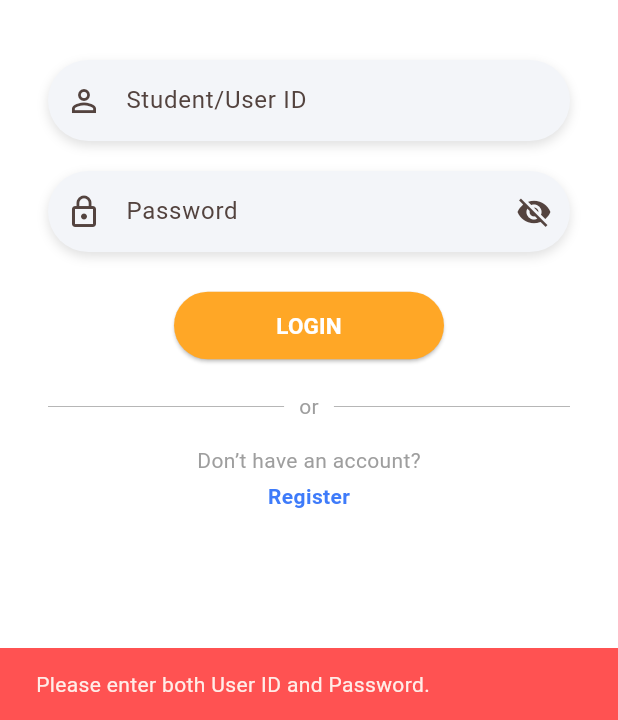
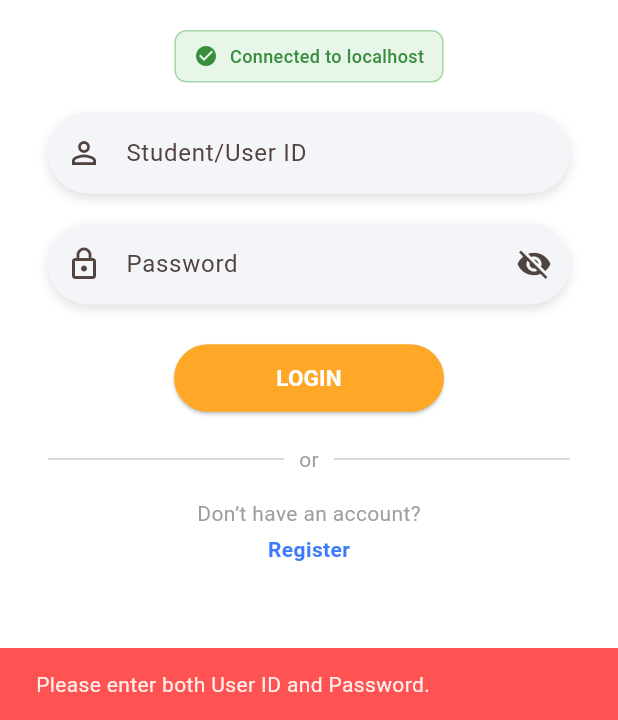
Before and after one commit to AAside43/mobile-appli, a Flutter app: the screen it shows after launch, after a tap on "LOGIN", on a phone screen of 412 x 824 dp, the part 516-1236 px from its top. Run offline on Flutter 3.47's test engine with Material 3 defaults, Android fonts, the phone set to English and light mode, and no system bars; our stand-ins replace image_picker, shared_preferences; network calls fail.

Commit message:
last update

```diff
--- a/lib/config.dart
+++ b/lib/config.dart
@@ -1,16 +1,95 @@
 import 'dart:io' show Platform;
 import 'package:flutter/foundation.dart' show kIsWeb;
+import 'package:http/http.dart' as http;
+import 'dart:convert';
 
-const String _defaultHost = '192.168.57.1';
 const int _port = 3000;
+String? _cachedServerIp;
+
+// List of common local network IP patterns to try
+const List<String> _commonIpPrefixes = [
+  '192.168.1',
+  '192.168.0',
+  '192.168.47',
+  '192.168.57',
+  '10.0.0',
+  '10.0.2', // Android emulator
+];
+
+/// Get the server IP dynamically
+Future<String> getServerIp() async {
+  // Return cached IP if available
+  if (_cachedServerIp != null) {
+    return _cachedServerIp!;
+  }
+
+  // For web, always use localhost
+  if (kIsWeb) {
+    _cachedServerIp = 'localhost';
+    return _cachedServerIp!;
+  }
+
+  // For Android emulator
+  try {
+    if (Platform.isAndroid) {
+      // Try 10.0.2.2 first (Android emulator host)
+      if (await _testConnection('10.0.2.2')) {
+        _cachedServerIp = '10.0.2.2';
+        return _cachedServerIp!;
+      }
+    }
+  } catch (_) {}
+
+  // Try localhost first (fastest for same machine)
+  if (await _testConnection('localhost')) {
+    _cachedServerIp = 'localhost';
+    return _cachedServerIp!;
+  }
+
+  // Try to fetch server IP from common patterns (parallel for speed)
+  final futures = <Future<String?>>[];
+  for (final prefix in _commonIpPrefixes) {
+    for (int i = 1; i <= 5; i++) {
+      final testIp = '$prefix.$i';
+      futures.add(_testConnection(testIp).then((success) => success ? testIp : null));
+    }
+  }
+
+  final results = await Future.wait(futures);
+  for (final ip in results) {
+    if (ip != null) {
+      _cachedServerIp = ip;
+      return _cachedServerIp!;
+    }
+  }
+
+  // Fallback to localhost
+  _cachedServerIp = 'localhost';
+  return _cachedServerIp!;
+}
+
+/// Test if server is reachable at given IP
+Future<bool> _testConnection(String ip) async {
+  try {
+    final response = await http
+        .get(Uri.parse('http://$ip:$_port/server-ip'))
+        .timeout(const Duration(milliseconds: 300));
+    return response.statusCode == 200;
+  } catch (_) {
+    return false;
+  }
+}
+
+/// Clear cached IP (useful for network changes)
+void clearCachedIp() {
+  _cachedServerIp = null;
+}
 
 String get apiBaseUrl {
-  if (kIsWeb) return 'http://localhost:3000';
+  if (kIsWeb) return 'http://localhost:$_port';
 
-  try {
-    if (Platform.isAndroid) return 'http://192.168.57.1:$_port';
-    if (Platform.isIOS) return 'http://localhost:$_port';
-  } catch (_) {}
-
-  return 'http://$_defaultHost:$_port';
+  // Return cached IP if available, otherwise return placeholder
+  // The app should call getServerIp() on startup to populate this
+  final ip = _cachedServerIp ?? 'localhost';
+  return 'http://$ip:$_port';
 }
--- a/lib/login_page.dart
+++ b/lib/login_page.dart
@@ -26,7 +26,42 @@ class _LoginPageState extends State<LoginPage> {
 
   // 2. เพิ่มตัวแปรสำหรับ API
   bool _isLoading = false;
-  final String baseUrl = apiBaseUrl; // centralized in lib/config.dart
+  bool _isConnecting = true;
+  String _connectionStatus = 'Connecting to server...';
+  String baseUrl = apiBaseUrl; // centralized in lib/config.dart
+
+  @override
+  void initState() {
+    super.initState();
+    _initializeConnection();
+  }
+
+  Future<void> _initializeConnection() async {
+    setState(() {
+      _isConnecting = true;
+      _connectionStatus = 'Searching for server...';
+    });
+
+    try {
+      final serverIp = await getServerIp();
+      if (mounted) {
+        setState(() {
+          baseUrl = 'http://$serverIp:3000';
+          _connectionStatus = 'Connected to $serverIp';
+          _isConnecting = false;
+        });
+        print('✅ Server found at: $baseUrl');
+      }
+    } catch (e) {
+      if (mounted) {
+        setState(() {
+          _connectionStatus = 'Connection failed. Using default.';
+          _isConnecting = false;
+        });
+        print('❌ Connection error: $e');
+      }
+    }
+  }
 
   void _togglePasswordVisibility() {
     setState(() {
@@ -50,6 +85,9 @@ class _LoginPageState extends State<LoginPage> {
       _isLoading = true;
     });
 
+    print('🔐 Attempting login to: $baseUrl/login');
+    print('📝 Username: ${_studentIdController.text}');
+
     try {
       final response = await http
           .post(
@@ -67,9 +105,12 @@ class _LoginPageState extends State<LoginPage> {
         },
       );
 
+      print('📡 Response status: ${response.statusCode}');
+
       if (response.statusCode == 200) {
         final data = json.decode(response.body);
-        print("Login Response: $data");
+        print("✅ Login Response: $data");
+        print("👤 Role: ${data['role']}");
 
         final prefs = await SharedPreferences.getInstance();
 
@@ -114,13 +155,24 @@ class _LoginPageState extends State<LoginPage> {
             MaterialPageRoute(builder: (_) => const StaffDashboardPage()),
           );
         } else {
+          print('⚠️ Unknown role, redirecting to login');
           Navigator.pushReplacement(
             context,
             MaterialPageRoute(builder: (_) => const LoginPage()),
           );
         }
+      } else {
+        print('❌ Login failed with status: ${response.statusCode}');
+        if (!mounted) return;
+        ScaffoldMessenger.of(context).showSnackBar(
+          SnackBar(
+            content: Text("Login failed: ${response.body}"),
+            backgroundColor: Colors.redAccent,
+          ),
+        );
       }
     } catch (e) {
+      print('❌ Login error: $e');
       if (!mounted) return;
       ScaffoldMessenger.of(context).showSnackBar(
         SnackBar(
@@ -178,7 +230,65 @@ class _LoginPageState extends State<LoginPage> {
                     fontWeight: FontWeight.w600,
                   ),
                 ),
-                const SizedBox(height: 40),
+                const SizedBox(height: 20),
+
+                // ===== CONNECTION STATUS =====
+                if (_isConnecting)
+                  Container(
+                    padding: const EdgeInsets.all(12),
+                    decoration: BoxDecoration(
+                      color: Colors.blue.shade50,
+                      borderRadius: BorderRadius.circular(8),
+                      border: Border.all(color: Colors.blue.shade200),
+                    ),
+                    child: Row(
+                      mainAxisSize: MainAxisSize.min,
+                      children: [
+                        SizedBox(
+                          width: 16,
+                          height: 16,
+                          child: CircularProgressIndicator(
+                            strokeWidth: 2,
+                            color: Colors.blue.shade700,
+                          ),
+                        ),
+                        const SizedBox(width: 12),
+                        Text(
+                          _connectionStatus,
+                          style: TextStyle(
+                            fontSize: 13,
+                            color: Colors.blue.shade700,
+                            fontWeight: FontWeight.w500,
+                          ),
+                        ),
+                      ],
+                    ),
+                  )
+                else
+                  Container(
+                    padding: const EdgeInsets.symmetric(horizontal: 12, vertical: 8),
+                    decoration: BoxDecoration(
+                      color: Colors.green.shade50,
+                      borderRadius: BorderRadius.circular(8),
+                      border: Border.all(color: Colors.green.shade200),
+                    ),
+                    child: Row(
+                      mainAxisSize: MainAxisSize.min,
+                      children: [
+                        Icon(Icons.check_circle, color: Colors.green.shade700, size: 16),
+                        const SizedBox(width: 8),
+                        Text(
+                          _connectionStatus,
+                          style: TextStyle(
+                            fontSize: 12,
+                            color: Colors.green.shade700,
+                            fontWeight: FontWeight.w500,
+                          ),
+                        ),
+                      ],
+                    ),
+                  ),
+                const SizedBox(height: 20),
 
                 // ( ... โค้ดส่วน User ID และ Password เหมือนเดิม ...)
                 // ===== USER ID =====
@@ -244,7 +354,7 @@ class _LoginPageState extends State<LoginPage> {
                 SizedBox(
                   width: 180,
                   child: ElevatedButton(
-                    onPressed: _isLoading ? null : _login, // 6. ปิดปุ่มขณะโหลด
+                    onPressed: (_isLoading || _isConnecting) ? null : _login, // Disable while connecting or loading
                     style: ElevatedButton.styleFrom(
                       backgroundColor: const Color(0xFFFFA726),
                       padding: const EdgeInsets.symmetric(vertical: 12),
```
Also changed, not shown: 1 other file.
